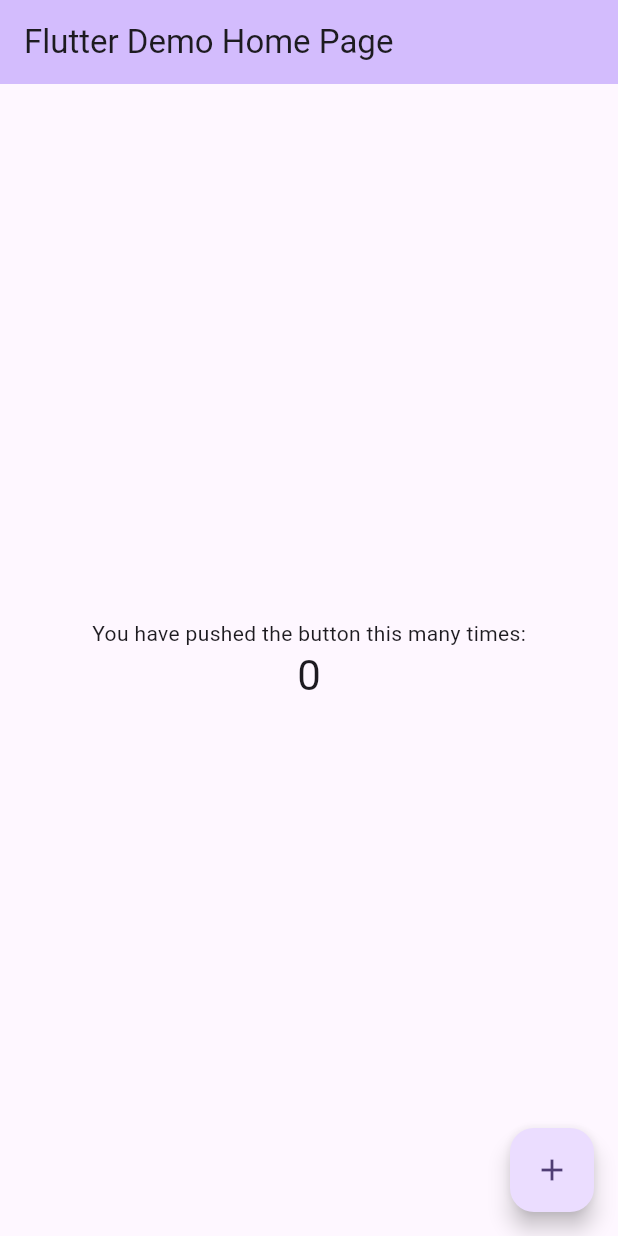
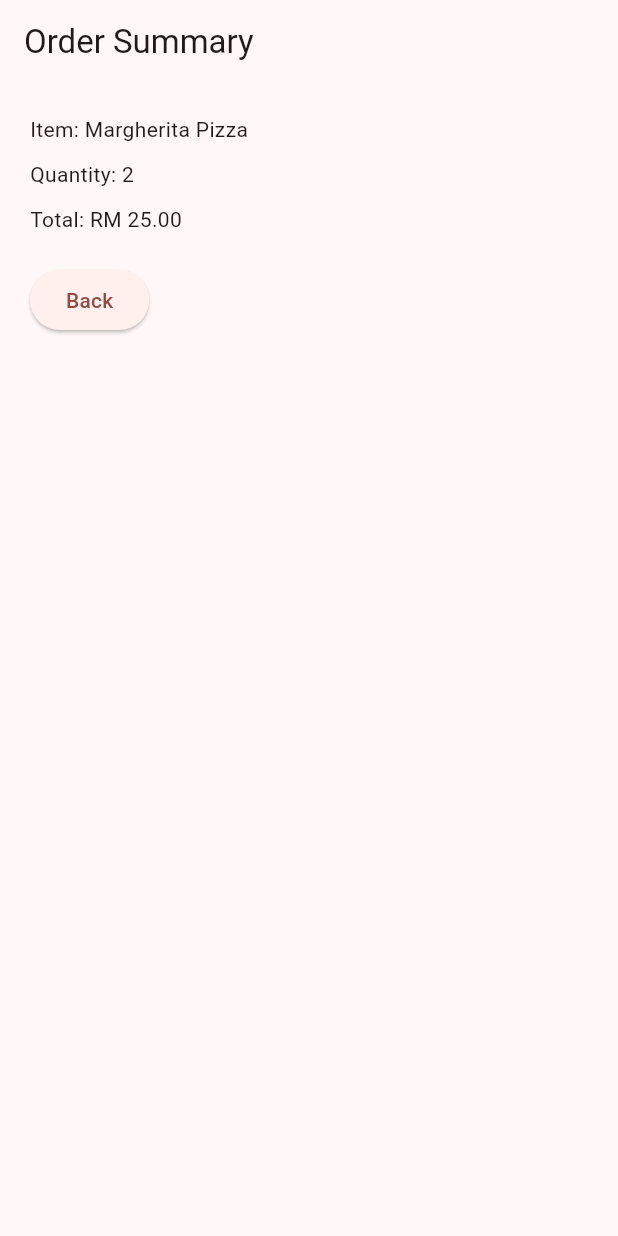
Before and after one commit to amxiety/TMA3084_103308G02_LAB4, a Flutter app: the screen it shows after launch, on a phone screen of 412 x 824 dp. Run offline on Flutter 3.47's test engine with Material 3 defaults, Android fonts, the phone set to English and light mode, and no system bars.

Commit message:
Implement order summary screen

```diff
--- a/lib/main.dart
+++ b/lib/main.dart
@@ -1,4 +1,6 @@
+
 import 'package:flutter/material.dart';
+import 'order_summary.dart';
 
 void main() {
   runApp(const MyApp());
@@ -7,115 +9,21 @@ void main() {
 class MyApp extends StatelessWidget {
   const MyApp({super.key});
 
-  // This widget is the root of your application.
   @override
   Widget build(BuildContext context) {
     return MaterialApp(
-      title: 'Flutter Demo',
+      debugShowCheckedModeBanner: false,
+      title: 'Pizza Store',
       theme: ThemeData(
-        // This is the theme of your application.
-        //
-        // TRY THIS: Try running your application with "flutter run". You'll see
-        // the application has a purple toolbar. Then, without quitting the app,
-        // try changing the seedColor in the colorScheme below to Colors.green
-        // and then invoke "hot reload" (save your changes or press the "hot
-        // reload" button in a Flutter-supported IDE, or press "r" if you used
-        // the command line to start the app).
-        //
-        // Notice that the counter didn't reset back to zero; the application
-        // state is not lost during the reload. To reset the state, use hot
-        // restart instead.
-        //
-        // This works for code too, not just values: Most code changes can be
-        // tested with just a hot reload.
-        colorScheme: .fromSeed(seedColor: Colors.deepPurple),
+        colorScheme: ColorScheme.fromSeed(
+          seedColor: Colors.red,
+        ),
+        useMaterial3: true,
       ),
-      home: const MyHomePage(title: 'Flutter Demo Home Page'),
-    );
-  }
-}
-
-class MyHomePage extends StatefulWidget {
-  const MyHomePage({super.key, required this.title});
-
-  // This widget is the home page of your application. It is stateful, meaning
-  // that it has a State object (defined below) that contains fields that affect
-  // how it looks.
-
-  // This class is the configuration for the state. It holds the values (in this
-  // case the title) provided by the parent (in this case the App widget) and
-  // used by the build method of the State. Fields in a Widget subclass are
-  // always marked "final".
-
-  final String title;
-
-  @override
-  State<MyHomePage> createState() => _MyHomePageState();
-}
-
-class _MyHomePageState extends State<MyHomePage> {
-  int _counter = 0;
-
-  void _incrementCounter() {
-    setState(() {
-      // This call to setState tells the Flutter framework that something has
-      // changed in this State, which causes it to rerun the build method below
-      // so that the display can reflect the updated values. If we changed
-      // _counter without calling setState(), then the build method would not be
-      // called again, and so nothing would appear to happen.
-      _counter++;
-    });
-  }
-
-  @override
-  Widget build(BuildContext context) {
-    // This method is rerun every time setState is called, for instance as done
-    // by the _incrementCounter method above.
-    //
-    // The Flutter framework has been optimized to make rerunning build methods
-    // fast, so that you can just rebuild anything that needs updating rather
-    // than having to individually change instances of widgets.
-    return Scaffold(
-      appBar: AppBar(
-        // TRY THIS: Try changing the color here to a specific color (to
-        // Colors.amber, perhaps?) and trigger a hot reload to see the AppBar
-        // change color while the other colors stay the same.
-        backgroundColor: Theme.of(context).colorScheme.inversePrimary,
-        // Here we take the value from the MyHomePage object that was created by
-        // the App.build method, and use it to set our appbar title.
-        title: Text(widget.title),
-      ),
-      body: Center(
-        // Center is a layout widget. It takes a single child and positions it
-        // in the middle of the parent.
-        child: Column(
-          // Column is also a layout widget. It takes a list of children and
-          // arranges them vertically. By default, it sizes itself to fit its
-          // children horizontally, and tries to be as tall as its parent.
-          //
-          // Column has various properties to control how it sizes itself and
-          // how it positions its children. Here we use mainAxisAlignment to
-          // center the children vertically; the main axis here is the vertical
-          // axis because Columns are vertical (the cross axis would be
-          // horizontal).
-          //
-          // TRY THIS: Invoke "debug painting" (choose the "Toggle Debug Paint"
-          // action in the IDE, or press "p" in the console), to see the
-          // wireframe for each widget.
-          mainAxisAlignment: .center,
-          children: [
-            const Text('You have pushed the button this many times:'),
-            Text(
-              '$_counter',
-              style: Theme.of(context).textTheme.headlineMedium,
-            ),
-          ],
-        ),
-      ),
-      floatingActionButton: FloatingActionButton(
-        onPressed: _incrementCounter,
-        tooltip: 'Increment',
-        child: const Icon(Icons.add),
+      home: const OrderSummaryScreen(
+        itemName: 'Margherita Pizza',
+        quantity: 2,
+        unitPrice: 12.50,
       ),
     );
   }
--- /dev/null
+++ b/lib/order.dart
@@ -0,0 +1,11 @@
+
+double orderTotal({
+  required double unitPrice,
+  required int quantity,
+}) {
+  if (quantity < 0) {
+    throw ArgumentError('quantity must not be negative');
+  }
+
+  return unitPrice * quantity;
+}
--- /dev/null
+++ b/lib/order_summary.dart
@@ -0,0 +1,48 @@
+
+import 'package:flutter/material.dart';
+import 'order.dart';
+
+class OrderSummaryScreen extends StatelessWidget {
+  final String itemName;
+  final int quantity;
+  final double unitPrice;
+
+  const OrderSummaryScreen({
+    super.key,
+    required this.itemName,
+    required this.quantity,
+    required this.unitPrice,
+  });
+
+  @override
+  Widget build(BuildContext context) {
+    final double total = orderTotal(
+      unitPrice: unitPrice,
+      quantity: quantity,
+    );
+
+    return Scaffold(
+      appBar: AppBar(
+        title: const Text('Order Summary'),
+      ),
+      body: Padding(
+        padding: const EdgeInsets.all(20),
+        child: Column(
+          crossAxisAlignment: CrossAxisAlignment.start,
+          children: [
+            Text('Item: $itemName'),
+            const SizedBox(height: 10),
+            Text('Quantity: $quantity'),
+            const SizedBox(height: 10),
+            Text('Total: RM ${total.toStringAsFixed(2)}'),
+            const SizedBox(height: 20),
+            ElevatedButton(
+              onPressed: () => Navigator.pop(context),
+              child: const Text('Back'),
+            ),
+          ],
+        ),
+      ),
+    );
+  }
+}
```
Also changed, not shown: 1 other file.
